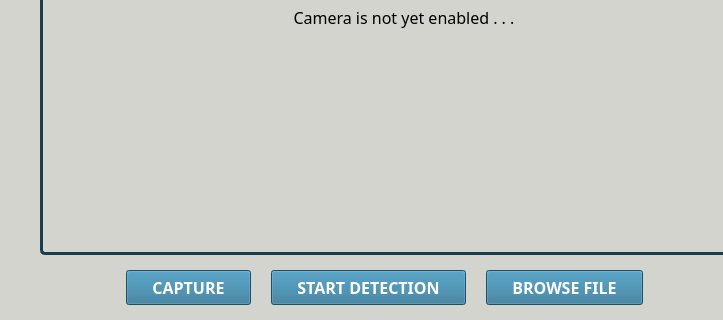
This is main.ui in jeraldconstantino/nitrate-sufficiency-monitoring-system as Qt 5 draws it before an edit; both pictures show x 0 to 723 and y 280 to 600 of the 1024 by 600 pixel window. The edited form follows.
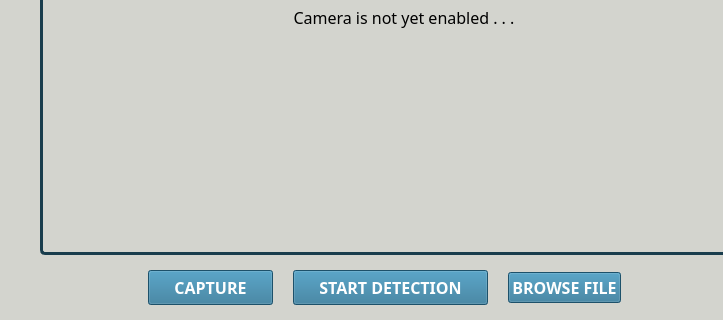
This is the edited form.

Commit message: Multithreading for fish feeder widget

The edit to the form file:
```diff
--- a/main.ui
+++ b/main.ui
@@ -760,7 +760,6 @@
               <string notr="true">QPushButton {
     background-color: #287194;
     color: white;
-    padding: 5px 25px;
 }
 
 QPushButton:hover {
```
The commit also changes 2 other files.
